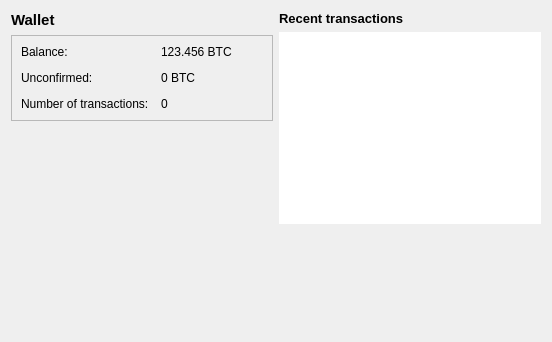
Above: src/qt/forms/overviewpage.ui from tcatm/bitcoin before the change. Below: the same form after it.
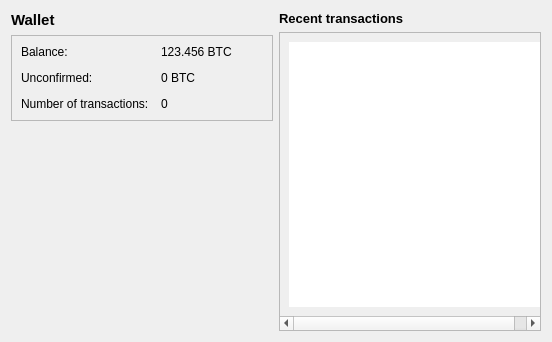
That is the form after the change.

Commit message: show more recent transactions, make area scrollable

```diff
--- a/src/qt/forms/overviewpage.ui
+++ b/src/qt/forms/overviewpage.ui
@@ -128,7 +128,31 @@
       </widget>
      </item>
      <item>
+      <widget class="QScrollArea" name="scrollArea">
+       <property name="widgetResizable">
+        <bool>true</bool>
+       </property>
+       <widget class="QWidget" name="scrollAreaWidgetContents">
+        <property name="geometry">
+         <rect>
+          <x>0</x>
+          <y>0</y>
+          <width>274</width>
+          <height>280</height>
+         </rect>
+        </property>
+        <layout class="QVBoxLayout" name="verticalLayout_4">
+         <property name="margin">
+          <number>9</number>
+         </property>
+         <item>
       <widget class="QListView" name="listTransactions">
+           <property name="sizePolicy">
+            <sizepolicy hsizetype="Minimum" vsizetype="Minimum">
+             <horstretch>0</horstretch>
+             <verstretch>0</verstretch>
+            </sizepolicy>
+           </property>
        <property name="frameShape">
         <enum>QFrame::NoFrame</enum>
        </property>
@@ -140,18 +164,9 @@
        </property>
       </widget>
      </item>
-     <item>
-      <spacer name="verticalSpacer_2">
-       <property name="orientation">
-        <enum>Qt::Vertical</enum>
-       </property>
-       <property name="sizeHint" stdset="0">
-        <size>
-         <width>20</width>
-         <height>40</height>
-        </size>
-       </property>
-      </spacer>
+        </layout>
+       </widget>
+      </widget>
      </item>
     </layout>
    </item>
```
Left out of the diff: 29 changed lines with no effect on the pictures. Lines whose indentation alone changed are shown as unchanged. The commit also changes 1 other file.
